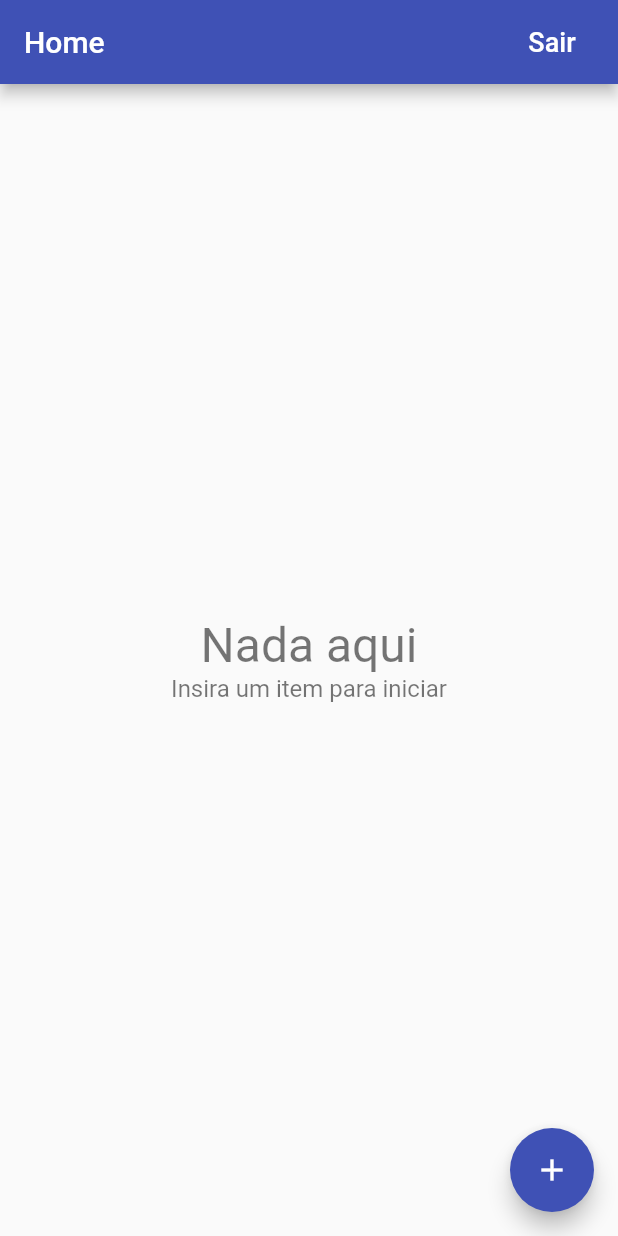
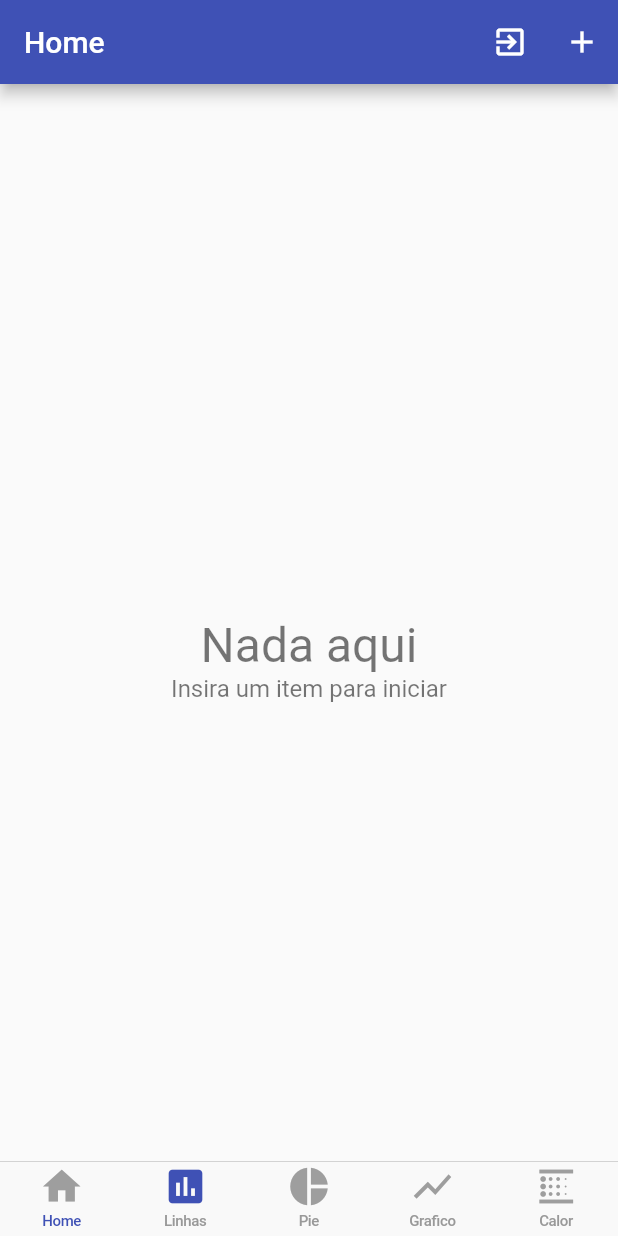
Before and after one commit to njamhour/Linkatech-TCC, a Flutter app: the screen it shows once a user with an empty profile is signed in, on a phone screen of 412 x 824 dp. Run offline on Flutter 3.47's test engine with Material 2 defaults, Android fonts, the phone set to English and light mode, and no system bars; our stand-ins replace charts_flutter, cloud_firestore, firebase_auth, google_sign_in, sqflite; missing offline and left inert: flutter_facebook_login; accounts and stored records are empty.

Commit message:
Inicio graficos

```diff
--- /dev/null
+++ b/LinkaTech-Flutter-Firebase/linkatech_ff/lib/app/home/cuppertino_home_scaffold.dart
@@ -0,0 +1,58 @@
+import 'package:flutter/cupertino.dart';
+import 'package:flutter/material.dart';
+import 'package:linkatech_ff/app/home/tab_items.dart';
+
+class CupertinoHomeScaffold extends StatelessWidget {
+  const CupertinoHomeScaffold(
+      {Key key,
+      @required this.currentTab,
+      @required this.onSelectTab,
+      @required this.widgetBuilders,
+      @required this.navigatorKeys,
+      @required this.enabled})
+      : super(key: key);
+
+  final TabItem currentTab;
+  final ValueChanged<TabItem> onSelectTab;
+  final Map<TabItem, WidgetBuilder> widgetBuilders;
+  final Map<TabItem, GlobalKey<NavigatorState>> navigatorKeys;
+  final bool enabled;
+
+  @override
+  Widget build(BuildContext context) {
+    return CupertinoTabScaffold(
+      tabBar: CupertinoTabBar(
+        items: [
+          _buildItem(TabItem.home),
+          _buildItem(TabItem.linhas),
+          _buildItem(TabItem.pie),
+          _buildItem(TabItem.grafico),
+          _buildItem(TabItem.calor),
+        ],
+        onTap: (index) => onSelectTab(TabItem.values[index]),
+      ),
+      tabBuilder: (context, index) {
+        final item = TabItem.values[index];
+        return CupertinoTabView(
+          navigatorKey: navigatorKeys[item],
+          builder: (context) => widgetBuilders[item](context),
+        );
+      },
+    );
+  }
+
+  BottomNavigationBarItem _buildItem(TabItem tabItem) {
+    final itemData = TabItemData.allTabs[tabItem];
+    final color = currentTab == tabItem ? Colors.indigo : Colors.grey;
+    return BottomNavigationBarItem(
+      icon: Icon(
+        itemData.icon,
+        color: color,
+      ),
+      title: Text(
+        itemData.title,
+        style: TextStyle(color: color),
+      ),
+    );
+  }
+}
--- /dev/null
+++ b/LinkaTech-Flutter-Firebase/linkatech_ff/lib/app/home/home_page.dart
@@ -0,0 +1,59 @@
+import 'package:flutter/material.dart';
+import 'package:linkatech_ff/app/home/cuppertino_home_scaffold.dart';
+import 'package:linkatech_ff/app/home/piezos/piezo_grafico.dart';
+import 'package:linkatech_ff/app/home/piezos/piezo_linhas.dart';
+import 'package:linkatech_ff/app/home/piezos/piezo_mapa_calor.dart';
+import 'package:linkatech_ff/app/home/piezos/piezo_pie.dart';
+import 'package:linkatech_ff/app/home/tab_items.dart';
+import 'package:linkatech_ff/app/home/usuarios/users_page.dart';
+
+class HomePage extends StatefulWidget {
+  @override
+  _HomePageState createState() => _HomePageState();
+}
+
+class _HomePageState extends State<HomePage> {
+  TabItem _currentTab = TabItem.linhas;
+
+  final Map<TabItem, GlobalKey<NavigatorState>> navigatorKeys = {
+    TabItem.home: GlobalKey<NavigatorState>(),
+    TabItem.linhas: GlobalKey<NavigatorState>(),
+    TabItem.pie: GlobalKey<NavigatorState>(),
+    TabItem.grafico: GlobalKey<NavigatorState>(),
+    TabItem.calor: GlobalKey<NavigatorState>(),
+  };
+
+  Map<TabItem, WidgetBuilder> get widgetBuilders {
+    return {
+      TabItem.home: (_) => UsersPage(),
+      TabItem.linhas: (_) => PiezoLinhas(), //JobsPage(),
+      TabItem.pie: (context) => PiezoPie(), //EntriesPage.create(context),
+      TabItem.grafico: (_) => PiezoGrafico(), // JobsPage(),
+      TabItem.calor: (_) => PiezoMapaCalor(), // AccountPage(),
+    };
+  }
+
+  void _select(TabItem tabItem) {
+    if (tabItem == _currentTab) {
+      // pop to first route
+      navigatorKeys[tabItem].currentState.popUntil((route) => route.isFirst);
+    } else {
+      setState(() => _currentTab = tabItem);
+    }
+  }
+
+  @override
+  Widget build(BuildContext context) {
+    return WillPopScope(
+      onWillPop: () async =>
+          !await navigatorKeys[_currentTab].currentState.maybePop(),
+      child: CupertinoHomeScaffold(
+        currentTab: _currentTab,
+        onSelectTab: _select,
+        widgetBuilders: widgetBuilders,
+        navigatorKeys: navigatorKeys,
+        enabled: true,
+      ),
+    );
+  }
+}
--- /dev/null
+++ b/LinkaTech-Flutter-Firebase/linkatech_ff/lib/app/home/tab_items.dart
@@ -0,0 +1,17 @@
+import 'package:flutter/material.dart';
+
+enum TabItem { home, linhas, pie, grafico, calor }
+
+class TabItemData {
+  const TabItemData({@required this.title, @required this.icon});
+  final String title;
+  final IconData icon;
+
+  static const Map<TabItem, TabItemData> allTabs = {
+    TabItem.home: TabItemData(title: 'Home', icon: Icons.home),
+    TabItem.linhas: TabItemData(title: 'Linhas', icon: Icons.insert_chart),
+    TabItem.pie: TabItemData(title: 'Pie', icon: Icons.pie_chart),
+    TabItem.grafico: TabItemData(title: 'Grafico', icon: Icons.show_chart),
+    TabItem.calor: TabItemData(title: 'Calor', icon: Icons.blur_linear),
+  };
+}
--- a/LinkaTech-Flutter-Firebase/linkatech_ff/lib/app/home/usuarios/users_page.dart
+++ b/LinkaTech-Flutter-Firebase/linkatech_ff/lib/app/home/usuarios/users_page.dart
@@ -4,6 +4,7 @@ import 'package:flutter/services.dart';
 import 'package:linkatech_ff/app/home/models/usuario.dart';
 import 'package:linkatech_ff/app/home/usuarios/edit_user_page.dart';
 import 'package:linkatech_ff/app/home/usuarios/list_items_builder.dart';
+import 'package:linkatech_ff/app/home/usuarios/piezo_entries_page.dart';
 import 'package:linkatech_ff/app/home/usuarios/user_list_tile.dart';
 import 'package:linkatech_ff/common_widgets/platform_alert_dialog.dart';
 import 'package:linkatech_ff/common_widgets/platform_exception_alert_dialog.dart';
@@ -51,23 +52,22 @@ class UsersPage extends StatelessWidget {
       appBar: AppBar(
         title: Text('Home'),
         actions: <Widget>[
-          FlatButton(
-            child: Text(
-              'Sair',
-              style: TextStyle(
-                fontSize: 18.0,
-                color: Colors.white,
-              ),
+          IconButton(
+            icon: Icon(Icons.exit_to_app),
+            color: Colors.white,
+            onPressed: () => _confirmSignOut(context),
+          ),
+          IconButton(
+            icon: Icon(Icons.add),
+            color: Colors.white,
+            onPressed: () => EditUserPage.show(
+              context,
+              //database: Provider.of<Database>(context),
             ),
-            onPressed: () => _confirmSignOut(context),
           ),
         ],
       ),
       body: _buildContents(context),
-      floatingActionButton: FloatingActionButton(
-        child: Icon(Icons.add),
-        onPressed: () => EditUserPage.show(context),
-      ),
     );
   }
 
@@ -85,7 +85,8 @@ class UsersPage extends StatelessWidget {
             onDismissed: (direction) => _delete(context, usuario),
             child: UserListTile(
               usuario: usuario,
-              onTap: () => EditUserPage.show(context, usuario: usuario),
+              // onTap: () => EditUserPage.show(context, usuario: usuario),
+              onTap: () => PiezoEntriesPage.show(context, usuario),
             ),
           ),
         );
--- a/LinkaTech-Flutter-Firebase/linkatech_ff/lib/app/landing_page.dart
+++ b/LinkaTech-Flutter-Firebase/linkatech_ff/lib/app/landing_page.dart
@@ -1,5 +1,6 @@
 // import 'package:firebase_auth/firebase_auth.dart';
 import 'package:flutter/material.dart';
+import 'package:linkatech_ff/app/home/home_page.dart';
 import 'package:linkatech_ff/app/home/usuarios/users_page.dart';
 import 'package:linkatech_ff/app/sign_in/sign_in_page.dart';
 import 'package:linkatech_ff/services/auth.dart';
@@ -20,7 +21,7 @@ class LandingPage extends StatelessWidget {
           }
           return Provider<Database>(
             create: (_) => FirestoreDatabase(uid: user.uid),
-            child: UsersPage(),
+            child: HomePage(),
           );
         } else {
           return Scaffold(
--- a/LinkaTech-Flutter-Firebase/linkatech_ff/lib/services/auth.dart
+++ b/LinkaTech-Flutter-Firebase/linkatech_ff/lib/services/auth.dart
@@ -5,8 +5,9 @@ import 'package:flutter_facebook_login/flutter_facebook_login.dart';
 import 'package:google_sign_in/google_sign_in.dart';
 
 class User {
-  User({@required this.uid});
+  User({@required this.uid, this.email});
   final String uid;
+  final String email;
 }
 
 abstract class AuthBase {
@@ -27,7 +28,7 @@ class Auth implements AuthBase {
     if (user == null) {
       return null;
     }
-    return User(uid: user.uid);
+    return User(uid: user.email);
   }
 
   @override
--- a/LinkaTech-Flutter-Firebase/linkatech_ff/lib/services/database.dart
+++ b/LinkaTech-Flutter-Firebase/linkatech_ff/lib/services/database.dart
@@ -1,4 +1,5 @@
 import 'dart:async';
+import 'dart:math';
 
 import 'package:linkatech_ff/app/home/models/usuario.dart';
 import 'package:linkatech_ff/services/api_path.dart';
@@ -9,12 +10,15 @@ abstract class Database {
   Future<void> deleteUser(Usuario usuario);
   Future<void> setUser(Usuario usuario);
   Stream<List<Usuario>> usersStream();
+  Stream<Usuario> userStream({@required String usuarioId});
 }
 
 String documentIdFromCurrentDate() => DateTime.now().toIso8601String();
+//String teste() => Random.secure().toString();
 
+//String documentIdFromCurrentDate() =>
 class FirestoreDatabase implements Database {
-  FirestoreDatabase({@required this.uid}) : assert(uid != null);
+  FirestoreDatabase({@required this.uid}); //: assert(uid != null);
   final String uid;
 
   final _service = FirestoreService.instance;
@@ -31,4 +35,9 @@ class FirestoreDatabase implements Database {
   Stream<List<Usuario>> usersStream() => _service.collectionsStream(
       path: APIPath.usuarios(uid),
       builder: (data, documentId) => Usuario.fromMap(data, documentId));
+
+  Stream<Usuario> userStream({@required String usuarioId}) =>
+      _service.documentStream(
+          path: APIPath.usuario(uid, usuarioId),
+          builder: (data, documentId) => Usuario.fromMap(data, documentId));
 }
--- a/LinkaTech-Flutter-Firebase/linkatech_ff/pubspec.yaml
+++ b/LinkaTech-Flutter-Firebase/linkatech_ff/pubspec.yaml
@@ -33,6 +33,7 @@ dependencies:
   flutter_facebook_login: ^2.0.1
   provider: ^3.1.0+1
   cloud_firestore: ^0.12.9+5
+  charts_flutter: ^0.9.0
 
 dev_dependencies:
   flutter_test:
```
Also changed, not shown: LinkaTech-Flutter-Firebase/linkatech_ff/lib/app/home/piezos/piezo_grafico.dart (added, +12 -0 lines), LinkaTech-Flutter-Firebase/linkatech_ff/lib/app/home/piezos/piezo_linhas.dart (added, +48 -0 lines), LinkaTech-Flutter-Firebase/linkatech_ff/lib/app/home/piezos/piezo_linhas_chart.dart (added, +44 -0 lines), LinkaTech-Flutter-Firebase/linkatech_ff/lib/app/home/piezos/piezo_mapa_calor.dart (added, +12 -0 lines), LinkaTech-Flutter-Firebase/linkatech_ff/lib/app/home/piezos/piezo_pie.dart (added, +12 -0 lines), LinkaTech-Flutter-Firebase/linkatech_ff/lib/app/home/usuarios/piezo_entries_page.dart (added, +46 -0 lines), LinkaTech-Flutter-Firebase/linkatech_ff/lib/app/home/usuarios/piezo_entries_page_bkp.dart (added, +45 -0 lines), LinkaTech-Flutter-Firebase/linkatech_ff/lib/services/firestore_service.dart (+10 -0 lines), LinkaTech-Flutter-Firebase/linkatech_ff/pubspec.lock.
